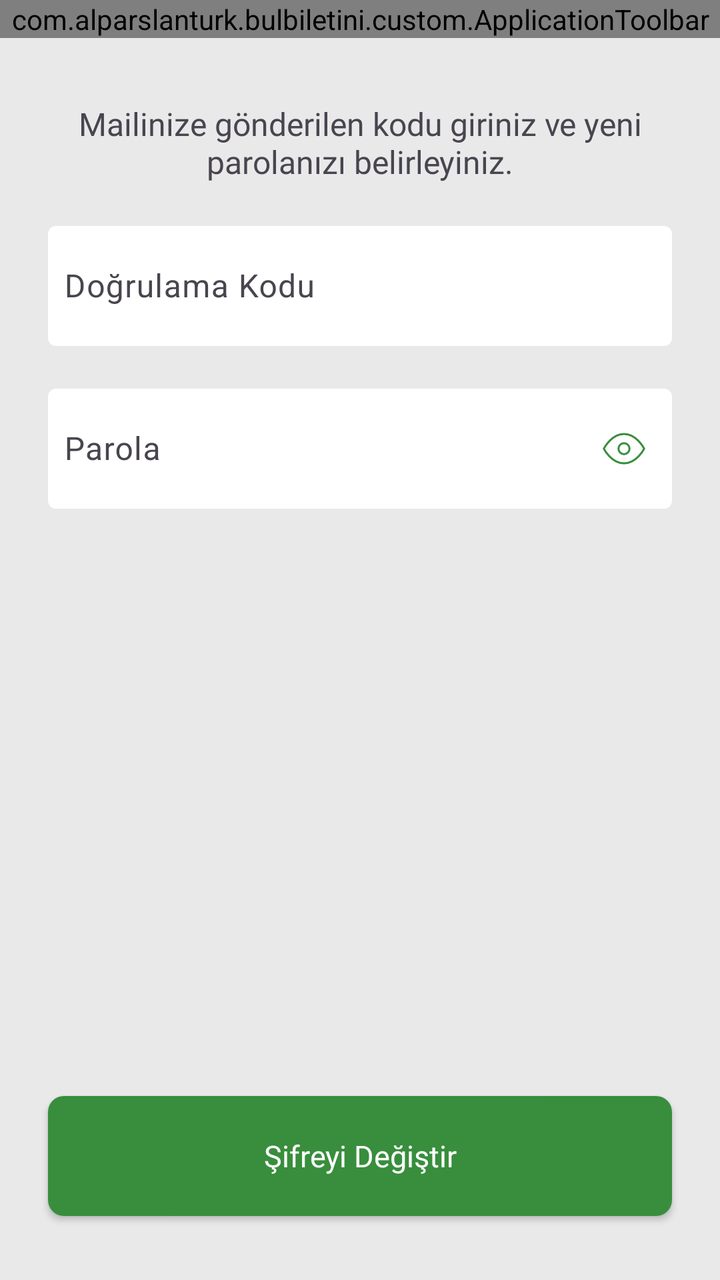
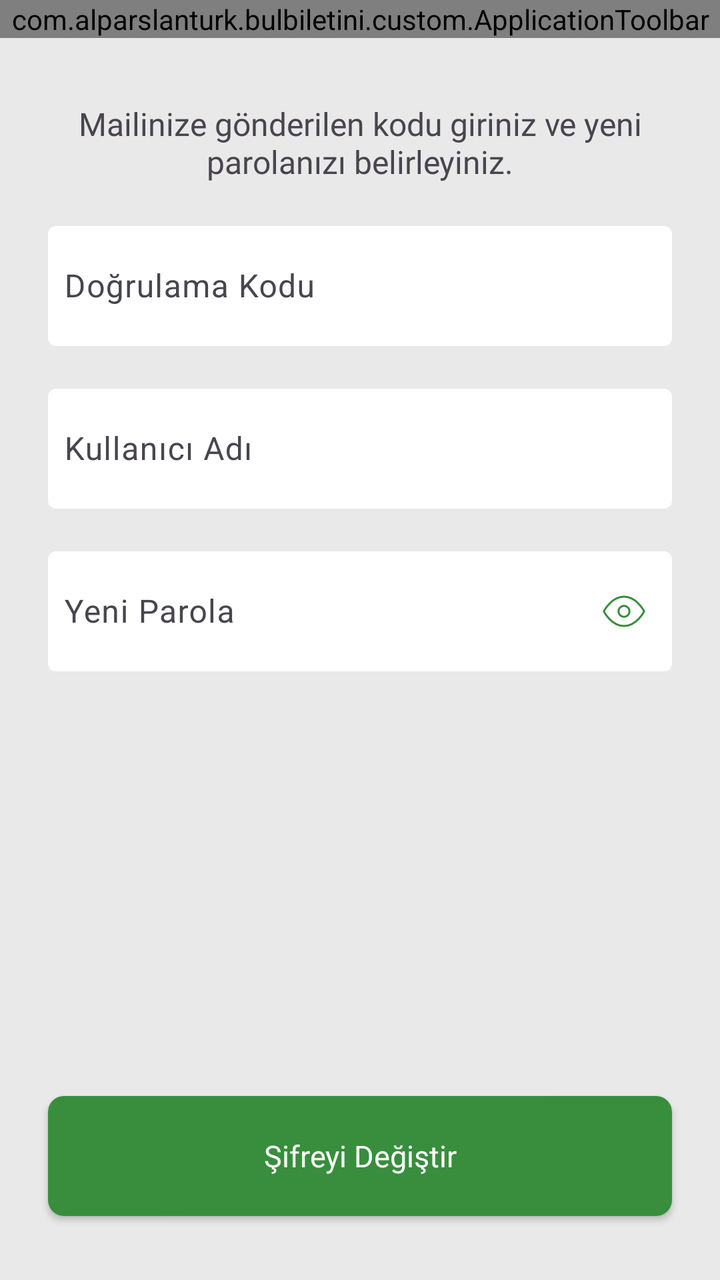

Two renders of the same Android screen: before a commit and after it. Below are the layout's source before the change and the commit's diff.
<!-- AndroidManifest.xml: application theme Theme.KombineApp -->
<!-- res/layout/activity_forgot_password.xml -->
<?xml version="1.0" encoding="utf-8"?>
<RelativeLayout xmlns:android="http://schemas.android.com/apk/res/android"
    xmlns:app="http://schemas.android.com/apk/res-auto"
    android:layout_width="match_parent"
    android:layout_height="match_parent"
    android:background="@color/bg_color"
    android:orientation="vertical">

    <com.alparslanturk.bulbiletini.custom.ApplicationToolbar
        android:id="@+id/toolbar"
        android:layout_width="match_parent"
        android:layout_height="wrap_content" />

    <LinearLayout
        android:layout_width="match_parent"
        android:layout_height="wrap_content"
        android:layout_above="@id/btnChangePassword"
        android:layout_below="@id/toolbar"
        android:layout_marginStart="24dp"
        android:layout_marginEnd="24dp"
        android:layout_marginTop="16dp"
        android:orientation="vertical">

        <androidx.appcompat.widget.AppCompatTextView
            android:layout_width="match_parent"
            android:layout_height="wrap_content"
            android:layout_marginTop="16dp"
            android:fontFamily="@font/lato_regular"
            android:gravity="center"
            android:text="@string/forgot_password_description"
            android:textSize="16sp" />

        <com.google.android.material.textfield.TextInputLayout
            android:layout_width="match_parent"
            android:layout_height="wrap_content"
            android:layout_marginTop="16dp"
            app:boxBackgroundColor="@color/ticket_bg_color"
            app:boxStrokeWidth="0dp">

            <com.google.android.material.textfield.TextInputEditText
                android:id="@+id/edtVerificationCode"
                android:layout_width="match_parent"
                android:layout_height="60dp"
                android:hint="@string/verification_code"
                android:imeOptions="actionDone"
                android:inputType="text"
                android:maxLines="1"
                android:padding="8dp"
                android:textCursorDrawable="@drawable/color_cursor" />

        </com.google.android.material.textfield.TextInputLayout>

        <com.google.android.material.textfield.TextInputLayout
            android:layout_width="match_parent"
            android:layout_height="wrap_content"
            android:layout_marginTop="16dp"
            app:boxBackgroundColor="@color/ticket_bg_color"
            app:boxStrokeWidth="0dp"
            app:endIconDrawable="@drawable/show_password_selector"
            app:endIconMode="password_toggle"
            app:endIconTint="@null">

            <com.google.android.material.textfield.TextInputEditText
                android:id="@+id/edtPassword"
                android:layout_width="match_parent"
                android:layout_height="60dp"
                android:hint="@string/password"
                android:imeOptions="actionDone"
                android:inputType="textPassword"
                android:maxLines="1"
                android:padding="8dp"
                android:textCursorDrawable="@drawable/color_cursor" />

        </com.google.android.material.textfield.TextInputLayout>

    </LinearLayout>

    <androidx.appcompat.widget.AppCompatButton
        android:id="@+id/btnChangePassword"
        android:layout_width="match_parent"
        android:layout_height="wrap_content"
        android:layout_alignParentBottom="true"
        android:layout_marginStart="24dp"
        android:layout_marginEnd="24dp"
        android:layout_marginBottom="32dp"
        android:height="60dp"
        android:background="@drawable/bg_rounded"
        android:backgroundTint="@color/primary"
        android:foreground="@drawable/bg_ripple_effect"
        android:fontFamily="@font/lato_bold"
        android:text="@string/change_password"
        android:textAllCaps="false"
        android:textColor="@color/white"
        android:textSize="15sp" />

</RelativeLayout>
<!-- resources referenced by this layout -->
<resources>
  <color name="bg_color">#E9E9E9</color>
  <color name="primary">#388E3C</color>
  <color name="ticket_bg_color">#FFFFFF</color>
  <color name="white">#FFFFFFFF</color>
  <!-- drawable bg_ripple_effect (drawable) -->
  <?xml version="1.0" encoding="utf-8"?>
  <ripple xmlns:android="http://schemas.android.com/apk/res/android"
      android:color="?android:attr/colorControlHighlight">
      <item android:id="@android:id/mask">
          <shape android:shape="rectangle">
              <solid android:color="#000000" />
              <corners android:radius="8dp" />
          </shape>
      </item>
  </ripple>
  <!-- drawable bg_rounded (drawable) -->
  <?xml version="1.0" encoding="utf-8"?>
  <shape xmlns:android="http://schemas.android.com/apk/res/android"
      android:padding="10dp"
      android:shape="rectangle">
  
      <solid android:color="@color/ticket_bg_color" />
  
      <corners android:radius="8dp" />
  </shape>
  <!-- drawable color_cursor (drawable) -->
  <shape xmlns:android="http://schemas.android.com/apk/res/android">
      <size android:width="2dp" />
      <solid android:color="#FFFFFF" />
  </shape>
  <!-- drawable show_password_selector (drawable) -->
  <?xml version="1.0" encoding="utf-8"?>
  <selector xmlns:android="http://schemas.android.com/apk/res/android">
      <item android:drawable="@drawable/ic_hide_password" android:state_checked="true" />
      <item android:drawable="@drawable/ic_show_password" />
  </selector>
  <string name="change_password">Şifreyi Değiştir</string>
  <string name="forgot_password_description">Mailinize gönderilen kodu giriniz ve yeni parolanızı belirleyiniz.</string>
  <string name="password">Parola</string>
  <string name="verification_code">Doğrulama Kodu</string>
  <style name="Theme.KombineApp" parent="Base.Theme.KombineApp" />
  <!-- drawable ic_show_password (drawable) -->
  <vector xmlns:android="http://schemas.android.com/apk/res/android"
      android:width="22dp"
      android:height="22dp"
      android:viewportWidth="22"
      android:viewportHeight="22">
      <path
          android:fillColor="#00000000"
          android:fillType="evenOdd"
          android:pathData="M0.917,11S4.584,3.667 11,3.667C17.417,3.667 21.084,11 21.084,11s-3.667,7.334 -10.084,7.334C4.584,18.334 0.917,11 0.917,11z"
          android:strokeWidth="1"
          android:strokeColor="@color/green"
          android:strokeLineCap="round"
          android:strokeLineJoin="round" />
      <path
          android:fillColor="#00000000"
          android:fillType="evenOdd"
          android:pathData="M11,11m-2.75,0a2.75,2.75 0,1 1,5.5 0a2.75,2.75 0,1 1,-5.5 0"
          android:strokeWidth="1"
          android:strokeColor="@color/green"
          android:strokeLineCap="round"
          android:strokeLineJoin="round" />
  </vector>
  <style name="Base.Theme.KombineApp" parent="Theme.Material3.DayNight.NoActionBar">
          <item name="colorPrimary">@color/primary</item>
          <item name="colorSecondaryContainer">@color/light_green</item>
          <item name="android:navigationBarColor">@color/white</item>
      </style>
  <color name="green">#388E3C</color>
  <color name="light_green">#EBF3EB</color>
  <!-- unchanged entries left out for length: 1 -->
</resources>

<!-- the commit's change to res/layout/activity_forgot_password.xml (unified diff, before → after) -->
@@ -17,8 +17,8 @@
         android:layout_above="@id/btnChangePassword"
         android:layout_below="@id/toolbar"
         android:layout_marginStart="24dp"
+        android:layout_marginTop="16dp"
         android:layout_marginEnd="24dp"
-        android:layout_marginTop="16dp"
         android:orientation="vertical">
 
         <androidx.appcompat.widget.AppCompatTextView
@@ -55,6 +55,25 @@
             android:layout_height="wrap_content"
             android:layout_marginTop="16dp"
             app:boxBackgroundColor="@color/ticket_bg_color"
+            app:boxStrokeWidth="0dp">
+
+            <com.google.android.material.textfield.TextInputEditText
+                android:id="@+id/edtUserName"
+                android:layout_width="match_parent"
+                android:layout_height="60dp"
+                android:hint="@string/user_name"
+                android:imeOptions="actionDone"
+                android:inputType="text"
+                android:maxLines="1"
+                android:padding="8dp" />
+
+        </com.google.android.material.textfield.TextInputLayout>
+
+        <com.google.android.material.textfield.TextInputLayout
+            android:layout_width="match_parent"
+            android:layout_height="wrap_content"
+            android:layout_marginTop="16dp"
+            app:boxBackgroundColor="@color/ticket_bg_color"
             app:boxStrokeWidth="0dp"
             app:endIconDrawable="@drawable/show_password_selector"
             app:endIconMode="password_toggle"
@@ -64,7 +83,7 @@
                 android:id="@+id/edtPassword"
                 android:layout_width="match_parent"
                 android:layout_height="60dp"
-                android:hint="@string/password"
+                android:hint="@string/new_password"
                 android:imeOptions="actionDone"
                 android:inputType="textPassword"
                 android:maxLines="1"
@@ -86,8 +105,8 @@
         android:height="60dp"
         android:background="@drawable/bg_rounded"
         android:backgroundTint="@color/primary"
+        android:fontFamily="@font/lato_bold"
         android:foreground="@drawable/bg_ripple_effect"
-        android:fontFamily="@font/lato_bold"
         android:text="@string/change_password"
         android:textAllCaps="false"
         android:textColor="@color/white"
<!-- resource entries referenced after the edit -->
@@ -38,7 +38,8 @@
   </selector>
   <string name="change_password">Şifreyi Değiştir</string>
   <string name="forgot_password_description">Mailinize gönderilen kodu giriniz ve yeni parolanızı belirleyiniz.</string>
-  <string name="password">Parola</string>
+  <string name="new_password">Yeni Parola</string>
+  <string name="user_name">Kullanıcı Adı</string>
   <string name="verification_code">Doğrulama Kodu</string>
   <style name="Theme.KombineApp" parent="Base.Theme.KombineApp" />
   <!-- drawable ic_show_password (drawable) -->
